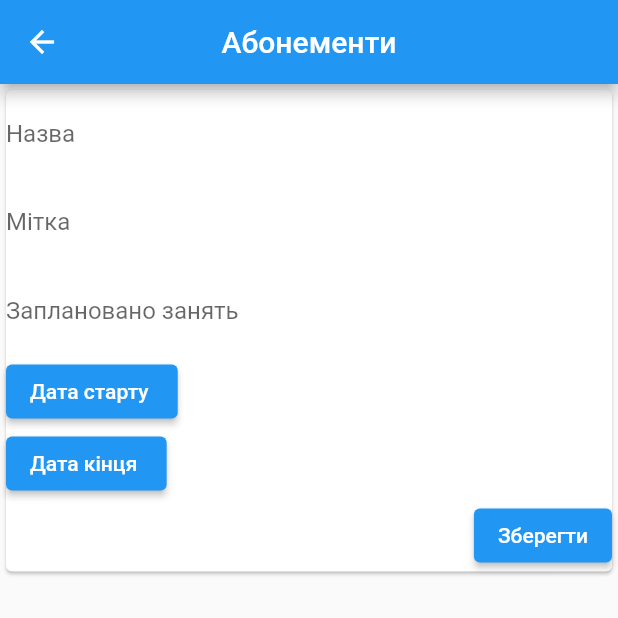
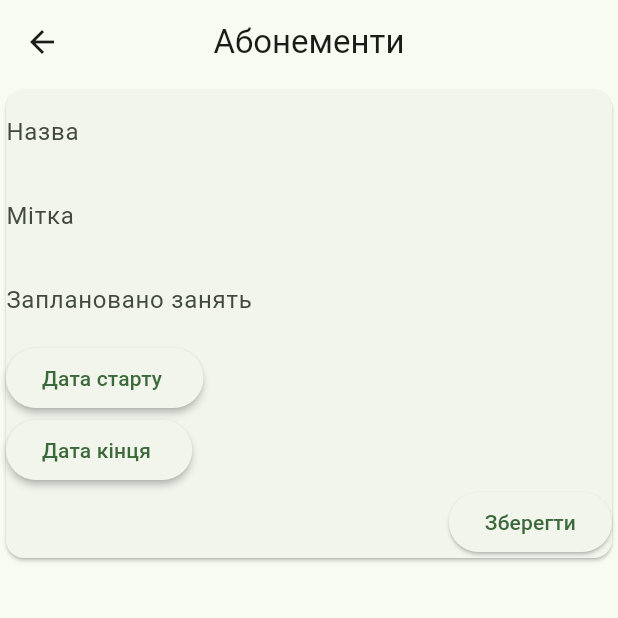
Before and after one commit to lizakolot12/subscription, a Flutter app: the screen it shows after launch, after a tap on the "add" icon, on a phone screen of 412 x 824 dp, the top half of it. Run offline on Flutter 3.47's test engine with Material 2 defaults, Android fonts, the phone set to English and light mode, and no system bars; our stand-ins replace sqflite; accounts and stored records are empty.

Commit message:
fix creating

```diff
--- a/lib/main.dart
+++ b/lib/main.dart
@@ -19,7 +19,9 @@ class MyApp extends StatelessWidget {
     return MaterialApp(
       title: 'Flutter Demo',
       theme: ThemeData(
-        primarySwatch: Colors.blue,
+        //   primarySwatch: Colors.blue,
+        useMaterial3: true,
+        colorSchemeSeed: Colors.green,
       ),
       home: const MyHomePage(title: 'Абонементи'),
     );
@@ -37,8 +39,12 @@ class MyHomePage extends StatefulWidget {
 class _MyHomePageState extends State<MyHomePage> {
   final ListViewModel _listViewModel = ListViewModel(Repo());
 
-  void _openCreatePage() {
-    Navigator.of(context).push(_createRoute());
+  Future<void> _openCreatePage() async {
+    await Navigator.of(context)
+        .push(_createRoute())
+        .then((value) =>
+          setState(() {})
+    );
   }
 
   void setActive(WorkshopView workshopView, Subscription subscription) {
@@ -48,9 +54,7 @@ class _MyHomePageState extends State<MyHomePage> {
   }
 
   void _loadData() {
-    setState(() {
-
-    });
+    setState(() {});
   }
 
   Route _createRoute() {
@@ -75,7 +79,7 @@ class _MyHomePageState extends State<MyHomePage> {
 
   @override
   Widget build(BuildContext context) {
-    var format = DateFormat("dd-MM-yyyy"); //.format(YOUR_DATETIME_HERE)
+    var format = DateFormat("dd-MM-yyyy");
     return Scaffold(
       appBar: AppBar(
         centerTitle: true,
@@ -160,7 +164,7 @@ class _MyHomePageState extends State<MyHomePage> {
                           ]),
                           SingleChildScrollView(
                             scrollDirection: Axis.horizontal,
-                            child: Row(children: smallSubscriptions(item!)),
+                            child: Row(children: smallSubscriptions(item)),
                           ),
                         ],
                       ),
--- a/lib/repo.dart
+++ b/lib/repo.dart
@@ -6,6 +6,16 @@ import 'database/data.dart';
 import 'database/lessonEntity.dart';
 
 class Repo {
+  static final Repo _instance = Repo._internal();
+
+  factory Repo() {
+    return _instance;
+  }
+
+  Repo._internal() {
+    // initialization logic
+  }
+
   final databaseService = DatabaseService();
 
   Future<List<Workshop>> getAll() async {
--- a/lib/view_model.dart
+++ b/lib/view_model.dart
@@ -1,5 +1,7 @@
+import 'package:flutter/cupertino.dart';
 import 'package:subscription/model/subscription.dart';
 import 'package:subscription/repo.dart';
+import 'package:collection/collection.dart';
 
 import 'main.dart';
 
@@ -10,21 +12,35 @@ class ListViewModel {
   ListViewModel(this._repo);
 
   Future<List<WorkshopView>> getAll() async {
+    debugPrint("get all");
     var list = await _repo.getAll();
     if (_data == null) {
       _data = [];
       for (var i = 0; i < list.length; i++) {
         _data?.add(WorkshopView(list[i], list[i].subscriptions[0]));
       }
+      debugPrint("from data null ");
     } else {
-      var temporary = [];
-      for (var i = 0; i < list.length; i++) {
-        var current =
-            _data?.firstWhere((element) => element.workshop.id == list[i].id);
-        temporary.add(
-            WorkshopView(list[i], current?.active ?? list[i].subscriptions[0]));
+      var temporary = <WorkshopView>[];
+      try {
+        for (var i = 0; i < list.length; i++) {
+          debugPrint("i = " + i.toString());
+          WorkshopView? current =
+              _data?.firstWhereOrNull((m) => m.workshop.id == list[i].id);
+          debugPrint("!!!!!!!!!");
+          debugPrint(i.toString()+ " current = " + current.toString());
+           Subscription? c = current?.active;
+          debugPrint(i.toString()+ " sub = " +c.toString());
+          temporary.add(WorkshopView(
+              list[i], current?.active ?? list[i].subscriptions[0]));
+          debugPrint("added" + temporary.length.toString());
+        }
+        _data = temporary;
+      } catch (e) {
+        debugPrint(e.toString());
       }
-      _data = temporary.cast<WorkshopView>();
+      debugPrint("from exist ");
+      print(_data?.length);
     }
     return _data ?? List.empty();
   }
@@ -41,7 +57,10 @@ class ListViewModel {
   }
 
   void copy(WorkshopView workshopView) {
-    _repo.createSubscription(workshopView.active.workshopId, workshopView.active.detail + "_copy", workshopView.active.lessonNumbers);
+    _repo.createSubscription(
+        workshopView.active.workshopId,
+        workshopView.active.detail + "_copy",
+        workshopView.active.lessonNumbers);
   }
 
   void deleteWorkshop(WorkshopView workshopView) {
```
Also changed, not shown: lib/create.dart (+33 -4 lines), pubspec.lock.
